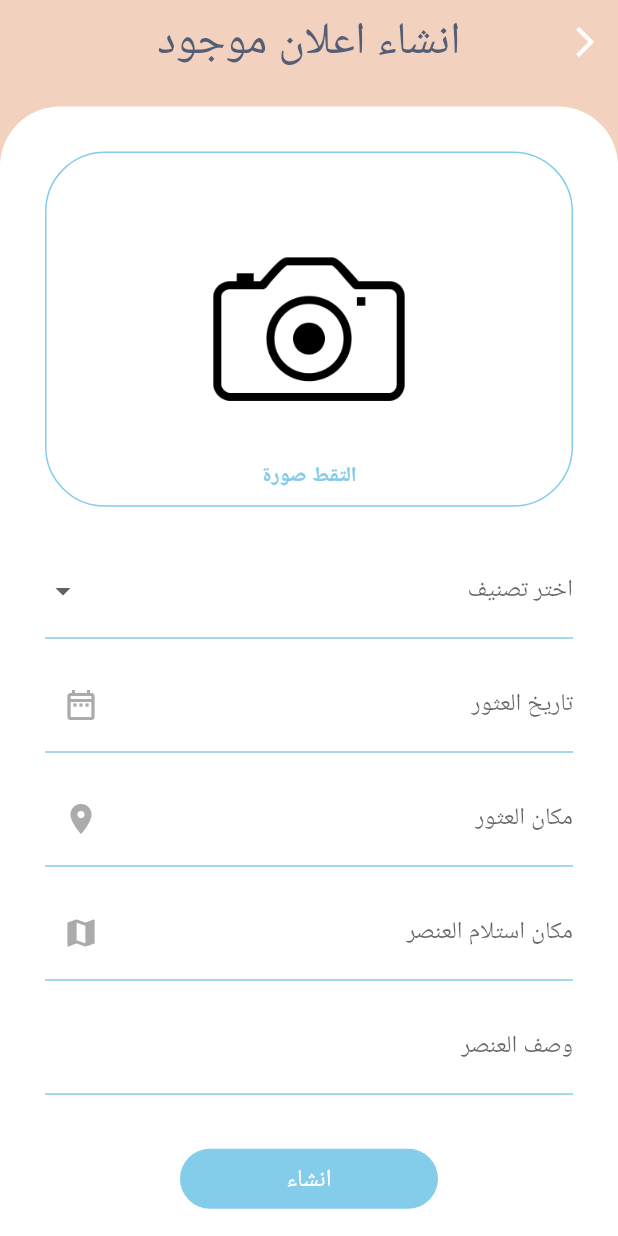
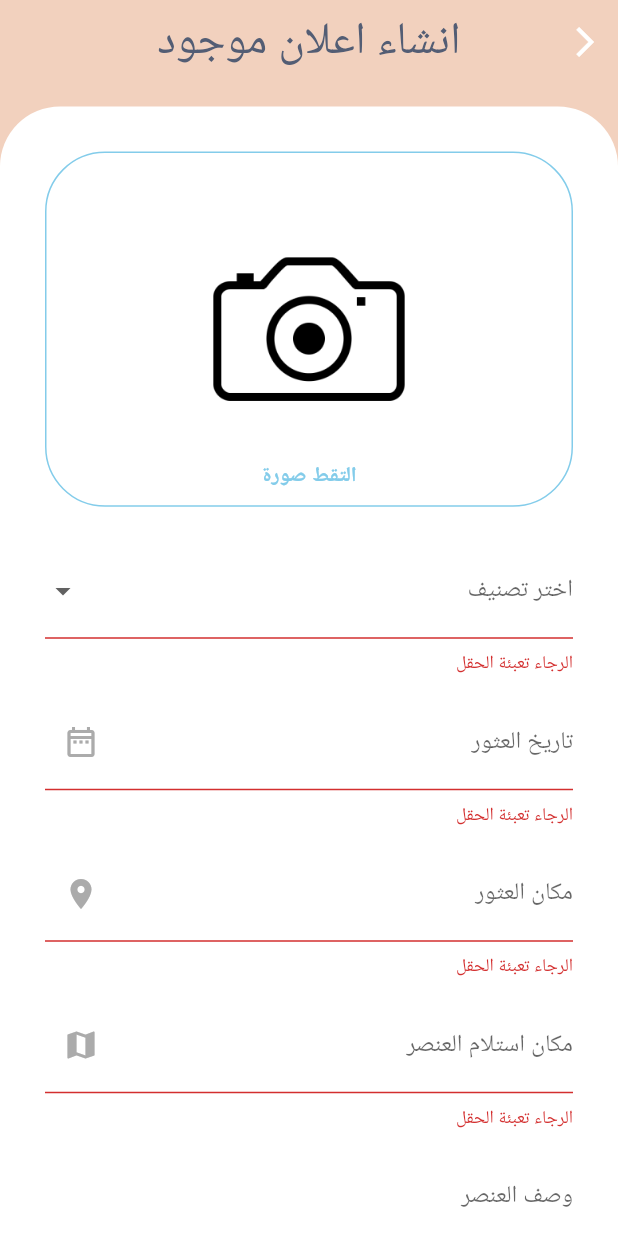
Before and after one commit to sabreenmb/senior_project, a Flutter app: the FoundItemAddScreen screen opened directly, after a tap on "انشاء", on a phone screen of 412 x 824 dp. Run offline on Flutter 3.47's test engine with Material 3 defaults, Android fonts, the phone set to English and light mode, and no system bars; our stand-ins replace firebase_auth, firebase_core, flutter_svg, google_fonts, image_picker; accounts and stored records are empty; Roboto replaces fonts that are missing (Almarai).

Commit message:
Maya changes

```diff
--- a/lib/interface/FoundItemAddScreen.dart
+++ b/lib/interface/FoundItemAddScreen.dart
@@ -2,10 +2,12 @@ import 'dart:convert';
 import 'dart:io';
 
 import 'package:flutter/material.dart';
+//import 'package:senior_project/interface/LostAndFoundScreen.dart';
 import 'package:http/http.dart' as http;
 import 'package:image_picker/image_picker.dart';
 import 'package:intl/intl.dart';
 
+import '../model/lost_item_report.dart';
 import '../theme.dart';
 
 class FoundItemAddScreen extends StatefulWidget {
@@ -14,12 +16,20 @@ class FoundItemAddScreen extends StatefulWidget {
 }
 
 class _FoundItemAddScreenState extends State<FoundItemAddScreen> {
+  LostItemReport lostItemReport = LostItemReport(
+      id: '',
+      photo: '',
+      category: '',
+      lostDate: '',
+      expectedPlace: '',
+      desription: '');
+
   String? _selectedCategory;
   DateTime _selectedDate = DateTime.now();
-  String _selectedLocation = '';
-  String _description = '';
   String _imageUrl = '';
   TextEditingController dateInput = TextEditingController();
+
+  final _formKey = GlobalKey<FormState>();
 
   Future<void> _selectDate(BuildContext context) async {
     DateTime currentDate = _selectedDate;
@@ -60,6 +70,20 @@ class _FoundItemAddScreenState extends State<FoundItemAddScreen> {
     }
   }
 
+  void _checkInputValue() {
+    final isValid = _formKey.currentState!.validate();
+
+    if (!isValid) {
+      return;
+    }
+
+    _formKey.currentState!.save();
+
+    //todo right way to store an image
+    lostItemReport.photo = _imageUrl;
+    _createLostItem();
+  }
+
   void _createLostItem() async {
     final url = Uri.https(
         'senior-project-72daf-default-rtdb.firebaseio.com', 'Lost-Items.json');
@@ -68,9 +92,7 @@ class _FoundItemAddScreenState extends State<FoundItemAddScreen> {
       headers: {
         'Content-Type': 'application/json',
       },
-      body: json.encode(
-        {'test': "name", 'val': '15'},
-      ),
+      body: json.encode(lostItemReport.toJson()),
     );
     print(response.body);
     print(response.statusCode);
@@ -121,6 +143,8 @@ class _FoundItemAddScreenState extends State<FoundItemAddScreen> {
                 children: [
                   Padding(
                     padding: const EdgeInsets.all(30.0),
+                    child: Form(
+                      key: _formKey,
                       child: Column(
                         crossAxisAlignment: CrossAxisAlignment.stretch,
                         children: [
@@ -153,7 +177,8 @@ class _FoundItemAddScreenState extends State<FoundItemAddScreen> {
                                                   fit: BoxFit.cover,
                                                 )
                                               : Image.asset(
-                                                AppConstants.uploadpic,
+                                                  'assets/images/take_photo.png',
+                                                  //  _imageUrl,
                                                   height: screenWidth * 0.57,
                                                   width: 170,
                                                   fit: BoxFit.contain,
@@ -205,13 +230,21 @@ class _FoundItemAddScreenState extends State<FoundItemAddScreen> {
                                 ),
                               ),
                             ),
+                            validator: (value) {
+                              if (value == null || value.trim().isEmpty) {
+                                return 'الرجاء تعبئة الحقل';
+                              }
+                            },
+                            onSaved: (value) {
+                              lostItemReport.category = _selectedCategory;
+                            },
                           ),
                           const SizedBox(height: 12.0),
                           Row(
                             children: [
                               Expanded(
                                 child: Center(
-                                child: TextField(
+                                  child: TextFormField(
                                     controller: dateInput,
                                     decoration: InputDecoration(
                                       suffixIcon: Icon(
@@ -233,6 +266,21 @@ class _FoundItemAddScreenState extends State<FoundItemAddScreen> {
                                     readOnly: true,
                                     onTap: () async {
                                       await _selectDate(context);
+                                    },
+                                    validator: (value) {
+                                      print(value);
+                                      if (value == null ||
+                                          value.trim().isEmpty) {
+                                        return 'الرجاء تعبئة الحقل';
+                                      }
+                                      DateTime selected = DateTime.parse(value);
+                                      DateTime now = DateTime.now();
+                                      if (selected.difference(now).inDays > 0) {
+                                        return 'اختر تاريخ صحيح';
+                                      }
+                                    },
+                                    onSaved: (value) {
+                                      lostItemReport.lostDate = value;
                                     },
                                   ),
                                 ),
@@ -258,10 +306,18 @@ class _FoundItemAddScreenState extends State<FoundItemAddScreen> {
                                 ),
                               ),
                             ),
-                          onChanged: (value) {
-                            setState(() {
-                              _selectedLocation = value;
-                            });
+                            validator: (value) {
+                              if (value == null || value.trim().isEmpty) {
+                                return 'الرجاء تعبئة الحقل';
+                              }
+                            },
+                            // onChanged: (value) {
+                            //   setState(() {
+                            //     _selectedLocation = value;
+                            //   });
+                            // },
+                            onSaved: (value) {
+                              lostItemReport.expectedPlace = value;
                             },
                           ),
                           const SizedBox(height: 12.0),
@@ -283,10 +339,18 @@ class _FoundItemAddScreenState extends State<FoundItemAddScreen> {
                                 ),
                               ),
                             ),
-                          onChanged: (value) {
-                            setState(() {
-                              _selectedLocation = value;
-                            });
+                            validator: (value) {
+                              if (value == null || value.trim().isEmpty) {
+                                return 'الرجاء تعبئة الحقل';
+                              }
+                            },
+                            // onChanged: (value) {
+                            //   setState(() {
+                            //     _selectedLocation = value;
+                            //   });
+                            // },
+                            onSaved: (value) {
+                              lostItemReport.expectedPlace = value;
                             },
                           ),
                           const SizedBox(height: 12.0),
@@ -305,19 +369,27 @@ class _FoundItemAddScreenState extends State<FoundItemAddScreen> {
                                 ),
                               ),
                             ),
-                          onChanged: (value) {
-                            setState(() {
-                              _description = value;
-                            });
+                            validator: (value) {
+                              if (value == null || value.trim().isEmpty) {
+                                return 'الرجاء تعبئة الحقل';
+                              }
+                            },
+                            // onChanged: (value) {
+                            //   setState(() {
+                            //     _description = value;
+                            //   });
+                            // },
+                            onSaved: (value) {
+                              lostItemReport.desription = value;
                             },
                           ),
                           const SizedBox(height: 32.0),
                           Container(
                             padding: EdgeInsets.symmetric(horizontal: 90),
                             child: ElevatedButton(
-                            onPressed: _createLostItem,
+                              onPressed: _checkInputValue,
                               style: ElevatedButton.styleFrom(
-                                fixedSize: const Size(175, 40),
+                                  fixedSize: const Size(175, 50),
                                   elevation: 0,
                                   shape: RoundedRectangleBorder(
                                     borderRadius: BorderRadius.circular(20),
@@ -329,6 +401,7 @@ class _FoundItemAddScreenState extends State<FoundItemAddScreen> {
                         ],
                       ),
                     ),
+                  ),
                 ],
               ),
             ]))
@@ -338,7 +411,3 @@ class _FoundItemAddScreenState extends State<FoundItemAddScreen> {
     );
   }
 }
-
-class AppConstants {
-  static const String uploadpic = 'assets/images/take_photo.png';
-}
```
Also changed, not shown: lib/interface/LostReportCreation.dart (+23 -23 lines), lib/main.dart (+4 -7 lines). Lines whose indentation alone changed are shown as unchanged.
